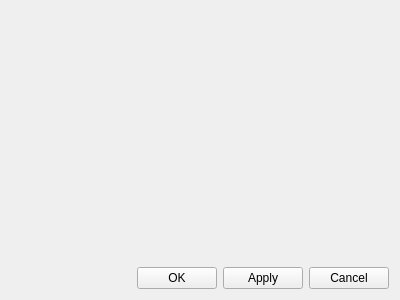
The window that QLinBus/settingsdialog.ui (pr4u4t/automatron3000) describes before a commit, drawn with Qt 5.
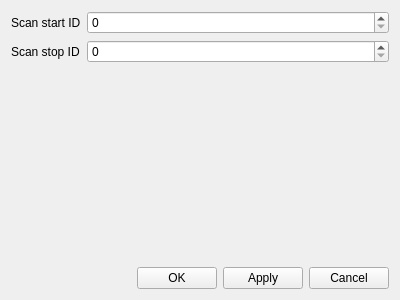
The same window after the commit.

```diff
--- a/QLinBus/settingsdialog.ui
+++ b/QLinBus/settingsdialog.ui
@@ -14,6 +14,34 @@
    <string>Form</string>
   </property>
   <layout class="QVBoxLayout" name="verticalLayout">
+   <item>
+    <layout class="QFormLayout" name="formLayout">
+     <item row="0" column="0">
+      <widget class="QLabel" name="label">
+       <property name="text">
+        <string>Scan start ID</string>
+       </property>
+      </widget>
+     </item>
+     <item row="1" column="0">
+      <widget class="QLabel" name="label_2">
+       <property name="text">
+        <string>Scan stop ID</string>
+       </property>
+      </widget>
+     </item>
+     <item row="0" column="1">
+      <widget class="QSpinBox" name="scanStartID"/>
+     </item>
+     <item row="1" column="1">
+      <widget class="QSpinBox" name="scanStopID">
+       <property name="maximum">
+        <number>63</number>
+       </property>
+      </widget>
+     </item>
+    </layout>
+   </item>
    <item>
     <spacer name="verticalSpacer">
      <property name="orientation">
```
